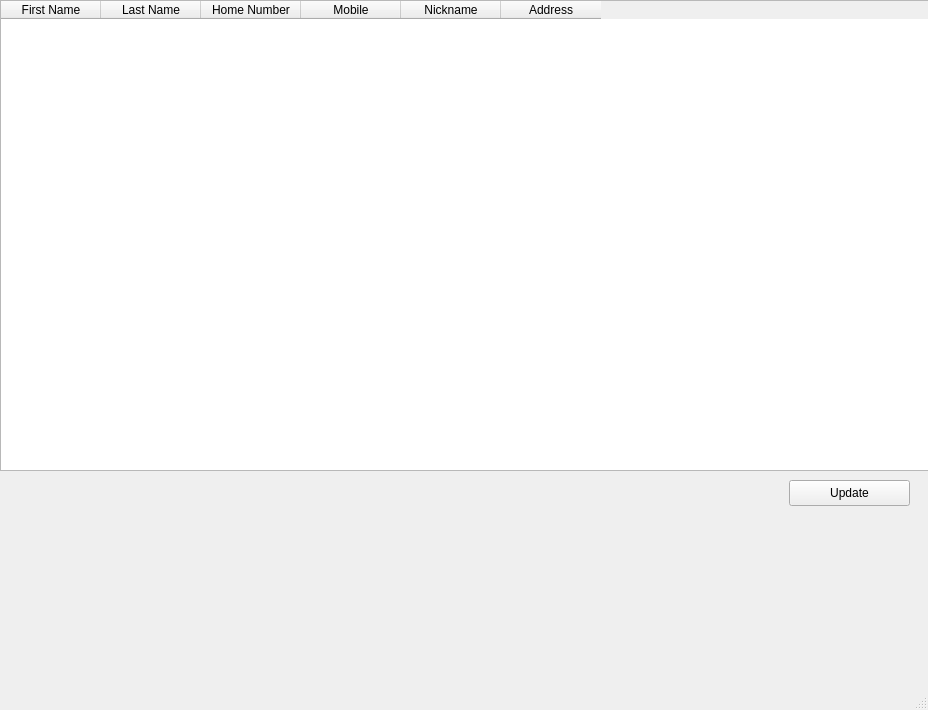
The window that src/app/mainwindow.ui (emilfanache/PhoneBook) describes before a commit, drawn with Qt 5.
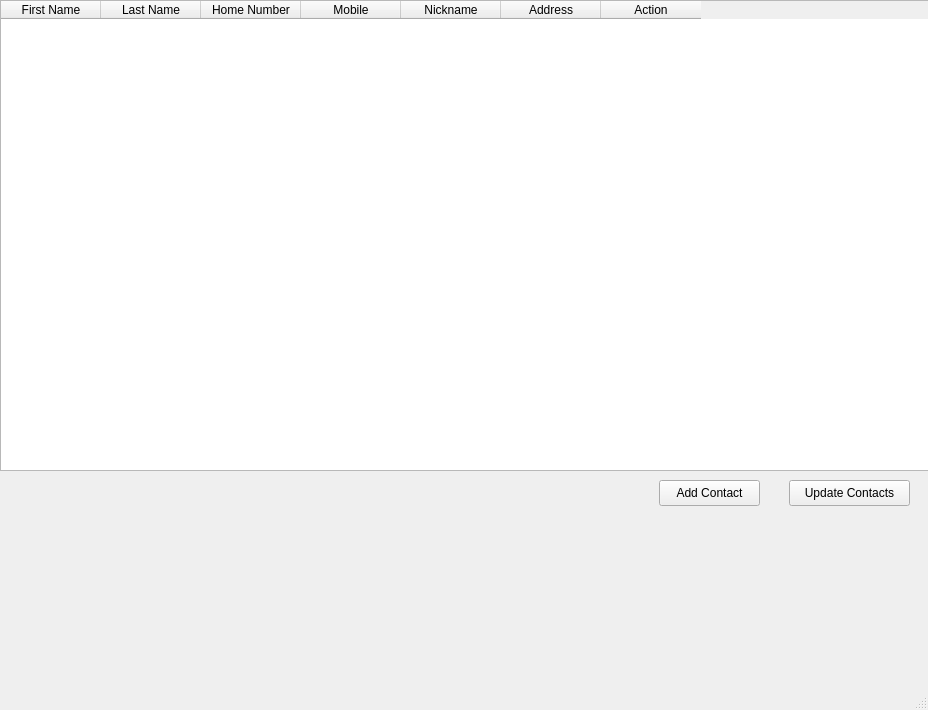
The same window after the commit.

```diff
--- a/src/app/mainwindow.ui
+++ b/src/app/mainwindow.ui
@@ -59,6 +59,11 @@
          <string>Address</string>
         </property>
        </column>
+       <column>
+        <property name="text">
+         <string>Action</string>
+        </property>
+       </column>
       </widget>
      </item>
     </layout>
@@ -73,7 +78,20 @@
      </rect>
     </property>
     <property name="text">
-     <string>Update</string>
+     <string>Update Contacts</string>
+    </property>
+   </widget>
+   <widget class="QPushButton" name="addButton">
+    <property name="geometry">
+     <rect>
+      <x>659</x>
+      <y>480</y>
+      <width>101</width>
+      <height>26</height>
+     </rect>
+    </property>
+    <property name="text">
+     <string>Add Contact</string>
     </property>
    </widget>
   </widget>
```
